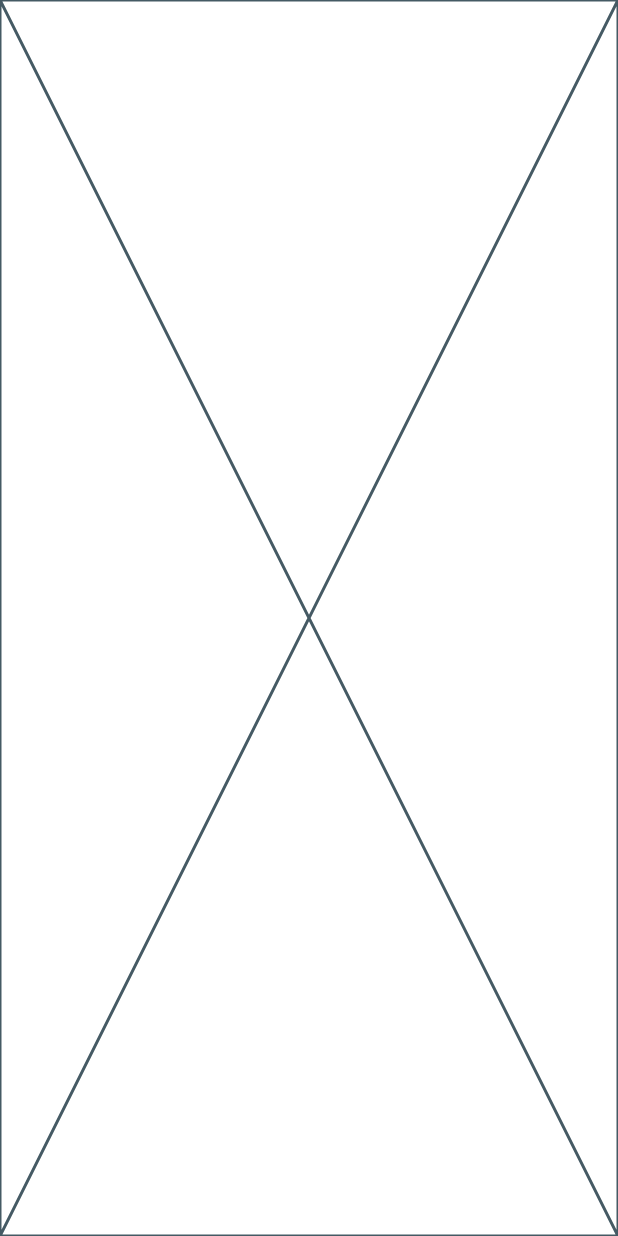
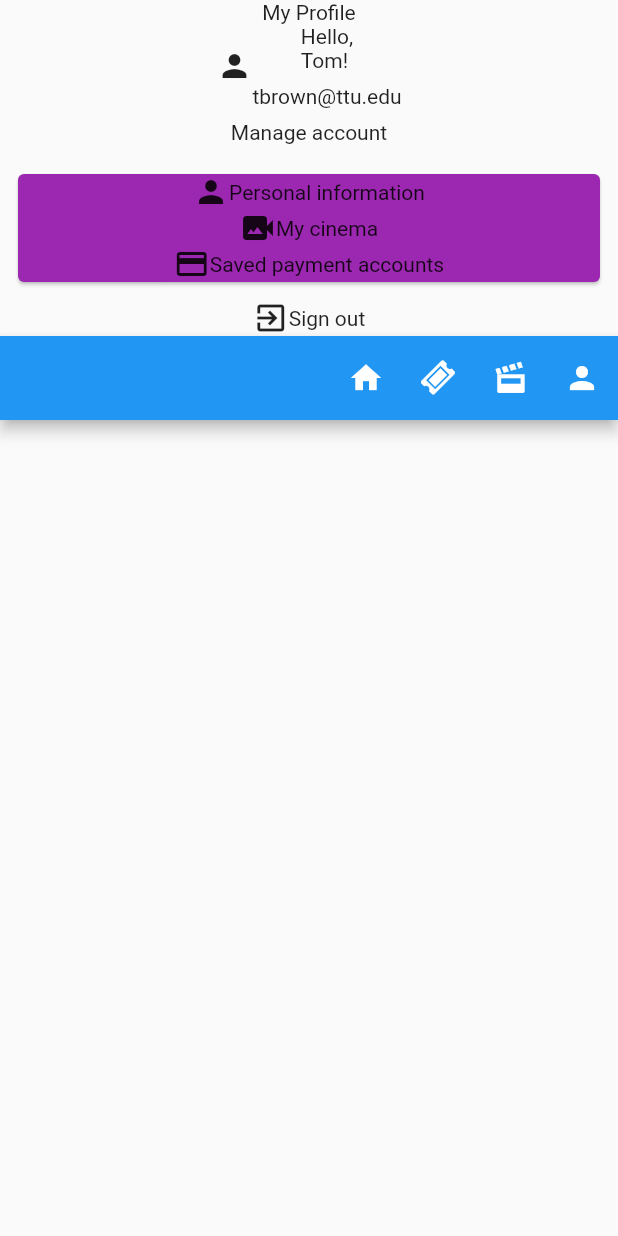
Before and after one commit to Alefig12/mbs, a Flutter app: the screen it shows after launch, on a phone screen of 412 x 824 dp. Run offline on Flutter 3.47's test engine with Material 2 defaults, Android fonts, the phone set to English and light mode, and no system bars; our stand-ins replace get.

Commit message:
Added profile_page.dart and icons

```diff
--- /dev/null
+++ b/lib/custom_icons_icons.dart
@@ -0,0 +1,34 @@
+/// Flutter icons CustomIcons
+/// Copyright (C) 2023 by original authors @ fluttericon.com, fontello.com
+/// This font was generated by FlutterIcon.com, which is derived from Fontello.
+///
+/// To use this font, place it in your fonts/ directory and include the
+/// following in your pubspec.yaml
+///
+/// flutter:
+///   fonts:
+///    - family:  CustomIcons
+///      fonts:
+///       - asset: fonts/CustomIcons.ttf
+///
+///
+/// * Entypo, Copyright (C) 2012 by Daniel Bruce
+///         Author:    Daniel Bruce
+///         License:   SIL (http://scripts.sil.org/OFL)
+///         Homepage:  http://www.entypo.com
+/// * Maki, Copyright (C) Mapbox, LCC
+///         Author:    Mapbox
+///         License:   BSD (https://github.com/mapbox/maki/blob/gh-pages/LICENSE.txt)
+///         Homepage:  http://mapbox.com/maki/
+///
+import 'package:flutter/widgets.dart';
+
+class CustomIcons {
+  CustomIcons._();
+
+  static const _kFontFam = 'CustomIcons';
+  static const String? _kFontPkg = null;
+
+  static const IconData ticket = IconData(0xe800, fontFamily: _kFontFam, fontPackage: _kFontPkg);
+  static const IconData cinema = IconData(0xe80f, fontFamily: _kFontFam, fontPackage: _kFontPkg);
+}
--- a/lib/ui/app.dart
+++ b/lib/ui/app.dart
@@ -1,6 +1,7 @@
 import 'package:flutter/material.dart';
 import 'package:get/get.dart';
 import 'package:mbs/ui/pages/login_page.dart';
+import 'package:mbs/ui/pages/profile_page.dart';
 
 class MBS extends StatelessWidget {
   const MBS({super.key});
@@ -9,7 +10,7 @@ class MBS extends StatelessWidget {
   Widget build(BuildContext context) {
     return const GetMaterialApp(
       title: 'MBS',
-      home: LoginPage(),
+      home: ProfilePage(), // change back to login page
     );
   }
 }
--- /dev/null
+++ b/lib/ui/pages/profile_page.dart
@@ -0,0 +1,86 @@
+import 'package:flutter/material.dart';
+import 'package:mbs/custom_icons_icons.dart';
+
+class ProfilePage extends StatelessWidget {
+  const ProfilePage({super.key});
+
+  @override
+  Widget build(BuildContext context) {
+    return Scaffold(
+      body: Column(
+        crossAxisAlignment: CrossAxisAlignment.center,
+        children: [
+          Title(color: Colors.white, child: Text("My Profile")),
+          profilePicAndName,
+          manageAccount,
+          AppBar(
+
+            actions: [
+              IconButton(onPressed: (){}, icon: Icon(Icons.home)),
+              IconButton(onPressed: (){}, icon: Icon(CustomIcons.ticket)),
+              IconButton(onPressed: (){}, icon: Icon(CustomIcons.cinema)),
+              IconButton(onPressed: (){}, icon: Icon(Icons.person))
+              // TextButton(onPressed: (){}, child: Image.asset('assets/movie_ticket.png')),
+            ],
+          )
+        ],
+      ),
+    );
+  }
+}
+
+Widget profilePicAndName = Row(
+  mainAxisAlignment: MainAxisAlignment.center,
+  children: [
+    Icon(Icons.person),
+    Column(
+      children: [
+        Padding(
+          padding: EdgeInsets.only(bottom: 8.0),
+          child: Text("Hello,\n" + "Tom!"),
+        ),
+        Text('tbrown@ttu.edu'),
+      ],
+    )
+  ],
+);
+
+Widget manageAccount = Column(
+  mainAxisAlignment: MainAxisAlignment.center,
+  crossAxisAlignment: CrossAxisAlignment.center,
+  children: [
+    Padding(
+      padding: const EdgeInsets.all(8.0),
+      child: Text('Manage account'),
+    ),
+    Padding(
+      padding: const EdgeInsets.all(8.0),
+      child: Card(
+        color: Colors.purple,
+        child: Column(
+          crossAxisAlignment: CrossAxisAlignment.center,
+          children: [
+            Row(
+              mainAxisAlignment: MainAxisAlignment.center,
+              children: [Icon(Icons.person), Text('Personal information')],
+            ),
+            Row(
+                mainAxisAlignment: MainAxisAlignment.center,
+                children: [Icon(Icons.video_camera_back), Text('My cinema')]),
+            Row(
+              mainAxisAlignment: MainAxisAlignment.center,
+              children: [Icon(Icons.payment), Text('Saved payment accounts')],
+            ),
+          ],
+        ),
+      ),
+    ),
+    Row(
+      mainAxisAlignment: MainAxisAlignment.center,
+      children: [
+        Icon(Icons.exit_to_app),
+        Text('Sign out')
+      ],
+    )
+  ],
+);
```
Also changed, not shown: pubspec.yaml (+7 -0 lines), assets/movie_ticket.png (added), fonts/CustomIcons.ttf (added).
